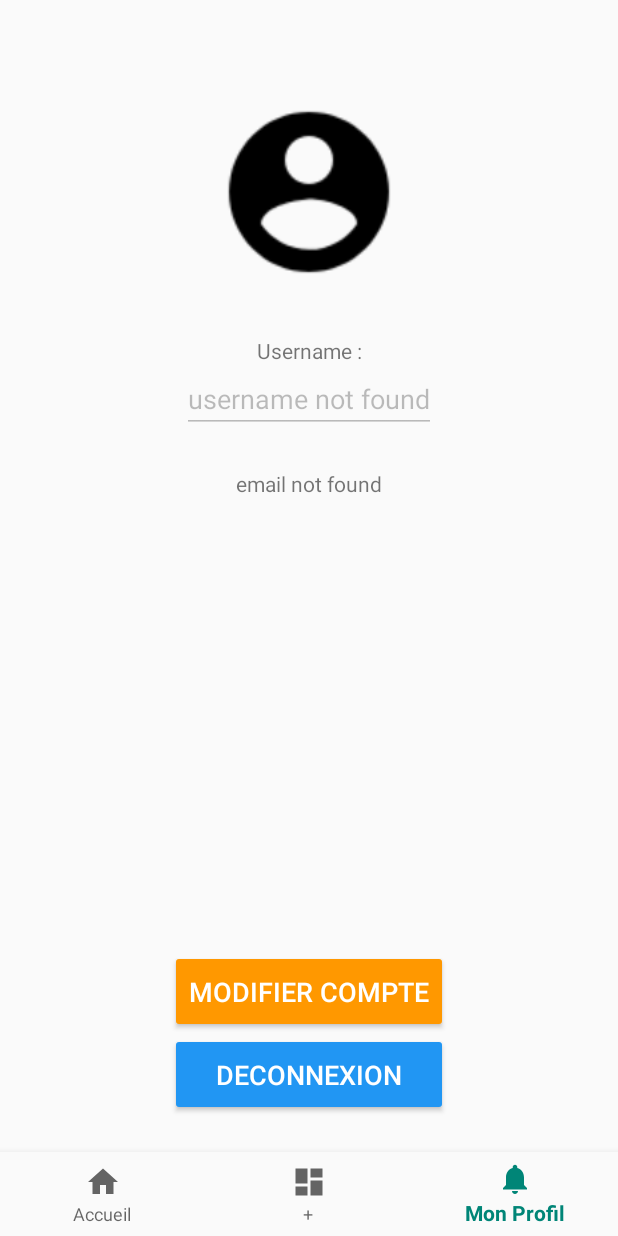
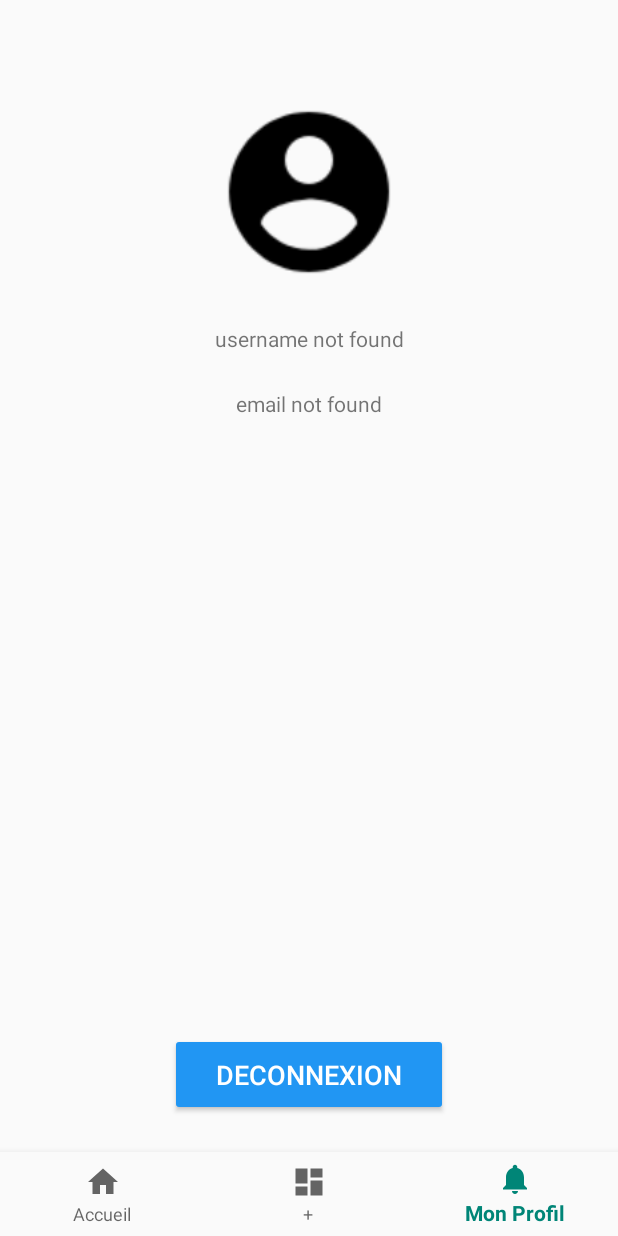
Before and after one commit to JulesVi/androidChaussures, an Android app: the ProfileActivity screen opened directly, with no data from a screen before it, on a phone screen of 412 x 824 dp. Run offline under Robolectric (Android 15) with nearby library versions, the phone set to English and light mode, and no system bars; our stand-ins replace Firebase (no records; nobody signed in at launch, a user with empty details on screens opened directly); libraries missing offline, so code that uses them is left out: com.firebase.ui.

```diff
--- a/ChaussuresApp/app/src/main/java/com/example/chaussuresapp/auth/ProfileActivity.java
+++ b/ChaussuresApp/app/src/main/java/com/example/chaussuresapp/auth/ProfileActivity.java
@@ -1,13 +1,11 @@
 package com.example.chaussuresapp.auth;
 
 import android.content.Intent;
-import android.graphics.Color;
 import android.os.Bundle;
 import android.text.TextUtils;
 import android.view.MenuItem;
 import android.view.View;
 import android.widget.Button;
-import android.widget.EditText;
 import android.widget.ImageView;
 import android.widget.TextView;
 
@@ -16,8 +14,8 @@ import androidx.annotation.Nullable;
 
 import com.bumptech.glide.Glide;
 import com.bumptech.glide.request.RequestOptions;
+import com.example.chaussuresapp.MainActivity;
 import com.example.chaussuresapp.R;
-import com.example.chaussuresapp.api.UserHelper;
 import com.example.chaussuresapp.base.BaseActivity;
 import com.firebase.ui.auth.AuthUI;
 import com.google.android.gms.tasks.OnSuccessListener;
@@ -28,13 +26,8 @@ import java.util.Arrays;
 public class ProfileActivity extends BaseActivity {
 
     private static final int RC_SIGN_IN = 123;
-    // Creating identifier to identify REST REQUEST (Update username)
-    private static final int UPDATE_USERNAME = 30;
-
     private Button btn;
-    private Button btnModifCompte;
-    private EditText textInputEditTextUsername;
-    private TextView usernameTV;
+    private TextView textInputEditTextUsername;
     private TextView textViewEmail;
     private ImageView imageViewProfile;
 
@@ -69,32 +62,15 @@ public class ProfileActivity extends BaseActivity {
         setContentView(R.layout.activity_profile);
 
         btn = (Button) findViewById(R.id.profile_activity_button_update);
+        if (this.getCurrentUser() != null)
+            btn.setText("deconnexion");
         btn.setOnClickListener(new View.OnClickListener() {
             public void onClick(View v) {
                 buttonPressed();
             }
         });
 
-        btnModifCompte = (Button) findViewById(R.id.modifCompteBtn);
-        btnModifCompte.setOnClickListener(new View.OnClickListener() {
-            public void onClick(View v) {
-                textInputEditTextUsername.setEnabled(true);
-                if(btnModifCompte.getText() == "oui"){
-                    updateUsernameInFirebase();
-                }
-                btnModifCompte.setText("oui");
-            }
-        });
-
-        if (this.getCurrentUser() != null){
-            btn.setText("deconnexion");
-            btnModifCompte.setVisibility(View.VISIBLE);
-        }
-
-        textInputEditTextUsername = (EditText) findViewById(R.id.textInputEditTextUsername);
-        textInputEditTextUsername.setEnabled(false);
-        usernameTV = (TextView) findViewById(R.id.usernameTV);
-
+        textInputEditTextUsername = (TextView) findViewById(R.id.textInputEditTextUsername);
         textViewEmail = (TextView) findViewById(R.id.textViewEmail);
 
         imageViewProfile = (ImageView) findViewById(R.id.imageViewProfile);
@@ -120,7 +96,6 @@ public class ProfileActivity extends BaseActivity {
     protected void onActivityResult(int requestCode, int resultCode, @Nullable Intent data) {
         super.onActivityResult(requestCode, resultCode, data);
         btn.setText("deconnexion");
-        btnModifCompte.setVisibility(View.VISIBLE);
         updateUIWhenCreating();
     }
 
@@ -162,8 +137,6 @@ public class ProfileActivity extends BaseActivity {
             this.textInputEditTextUsername.setVisibility(View.VISIBLE);
             this.textViewEmail.setText(email);
             this.textViewEmail.setVisibility(View.VISIBLE);
-
-            this.usernameTV.setVisibility(View.VISIBLE);
         }
     }
 
@@ -192,16 +165,4 @@ public class ProfileActivity extends BaseActivity {
         };
     }
 
-    // 3 - Update User Username
-    private void updateUsernameInFirebase(){
-
-        String username = this.textInputEditTextUsername.getText().toString();
-
-        /*if (this.getCurrentUser() != null){
-            if (!username.isEmpty() &&  !username.equals("")){
-                UserHelper.updateUsername(username, this.getCurrentUser().getUid()).addOnFailureListener(this.onFailureListener()).addOnSuccessListener(this.updateUIAfterRESTRequestsCompleted(UPDATE_USERNAME));
-            }
-        }*/
-    }
-
 }
--- a/ChaussuresApp/app/src/main/res/layout/activity_profile.xml
+++ b/ChaussuresApp/app/src/main/res/layout/activity_profile.xml
@@ -4,34 +4,6 @@
     xmlns:tools="http://schemas.android.com/tools"
     android:orientation="vertical" android:layout_width="match_parent"
     android:layout_height="match_parent">
-
-    <TextView
-        android:id="@+id/usernameTV"
-        android:layout_width="wrap_content"
-        android:layout_height="wrap_content"
-        android:layout_marginStart="8dp"
-        android:layout_marginTop="32dp"
-        android:layout_marginEnd="8dp"
-        android:text="Username :"
-        android:visibility="invisible"
-        app:layout_constraintEnd_toEndOf="parent"
-        app:layout_constraintStart_toStartOf="parent"
-        app:layout_constraintTop_toBottomOf="@+id/imageViewProfile" />
-
-    <Button
-        android:id="@+id/modifCompteBtn"
-        android:layout_width="185dp"
-        android:layout_height="55dp"
-        android:layout_marginStart="8dp"
-        android:layout_marginEnd="8dp"
-        android:backgroundTint="#FF9800"
-        android:text="MODIFIER COMPTE"
-        android:textColor="#FFFFFF"
-        android:textSize="18sp"
-        android:visibility="invisible"
-        app:layout_constraintBottom_toTopOf="@+id/profile_activity_button_update"
-        app:layout_constraintEnd_toEndOf="parent"
-        app:layout_constraintStart_toStartOf="parent" />
 
     <TextView
         android:id="@+id/textViewEmail"
@@ -71,17 +43,18 @@
         app:layout_constraintEnd_toEndOf="parent"
         app:layout_constraintStart_toStartOf="parent" />
 
-    <EditText
+    <TextView
         android:id="@+id/textInputEditTextUsername"
         android:layout_width="wrap_content"
         android:layout_height="wrap_content"
         android:layout_marginStart="8dp"
+        android:layout_marginTop="24dp"
         android:layout_marginEnd="8dp"
         android:text="Username"
         android:visibility="invisible"
         app:layout_constraintEnd_toEndOf="parent"
         app:layout_constraintStart_toStartOf="parent"
-        app:layout_constraintTop_toBottomOf="@+id/usernameTV" />
+        app:layout_constraintTop_toBottomOf="@+id/imageViewProfile" />
 
     <ImageView
         android:id="@+id/imageViewProfile"
```
Also changed, not shown: ChaussuresApp/app/src/main/java/com/example/chaussuresapp/api/UserHelper.java (deleted, +0 -49 lines), ChaussuresApp/app/src/main/java/com/example/chaussuresapp/auth/SignInActivity.java (added, +37 -0 lines), ChaussuresApp/app/src/main/java/com/example/chaussuresapp/base/BaseActivity.java (+0 -17 lines).
